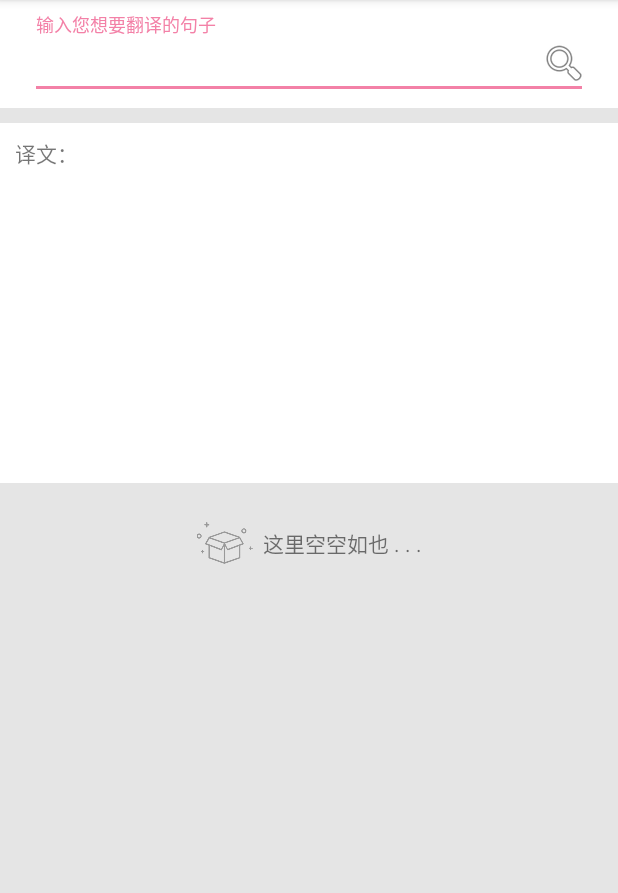
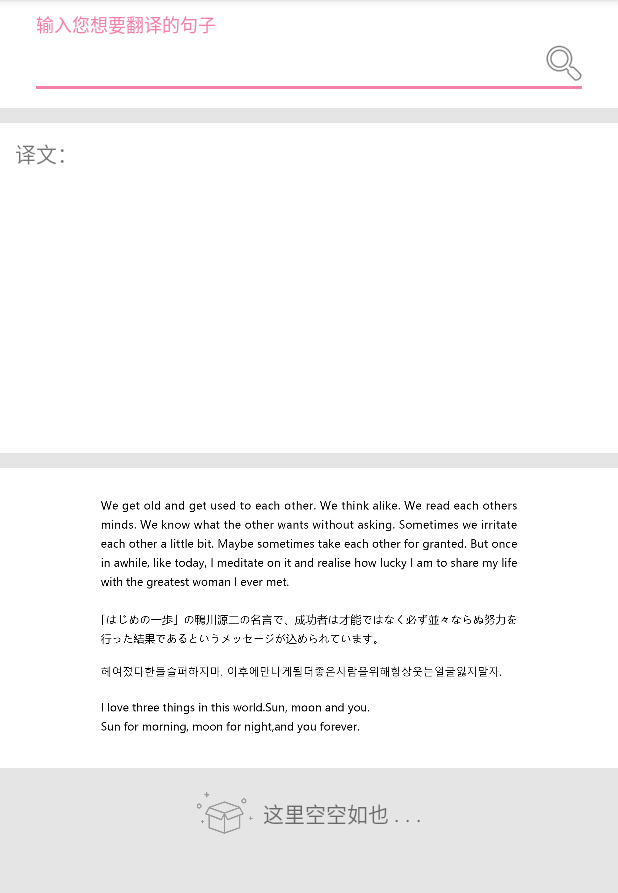
Before and after one commit to wangziyannb/YUKA, an Android app: the fragment HomeMain shown on its own in the app's theme, on a phone screen of 412 x 824 dp, the part 84-977 px from its top. Run offline under Robolectric (Android 15) with nearby library versions, the phone set to English and light mode, and no system bars.

Commit message:
!16 功能导航 Merge pull request !16 from tajinxiongnb/master
Signed-off-by: Thomsen <17685807928@163.com>

```diff
--- a/app/src/main/res/layout/home_main.xml
+++ b/app/src/main/res/layout/home_main.xml
@@ -41,18 +41,26 @@
         android:layout_width="match_parent"
         android:layout_height="wrap_content"
         android:layout_marginTop="10dp"
-        android:layout_marginBottom="20dp"
+        android:layout_marginBottom="10dp"
         android:orientation="vertical"
         android:visibility="visible">
 
         <TextView
             android:id="@+id/text_translated"
             android:layout_width="match_parent"
-            android:layout_height="240dp"
+            android:layout_height="220dp"
             android:background="@android:color/background_light"
             android:padding="10dp"
             android:text="译文：\n"
             app:lineHeight="16sp" />
+
+        <ImageView
+            android:id="@+id/imageView2"
+            android:layout_width="match_parent"
+            android:layout_height="200dp"
+            android:layout_marginTop="10dp"
+            android:background="#FFFFFF"
+            app:srcCompat="@drawable/main_translate" />
     </LinearLayout>
 
 
```
Also changed, not shown: app/src/main/res/drawable/main_translate.jpg (added).
